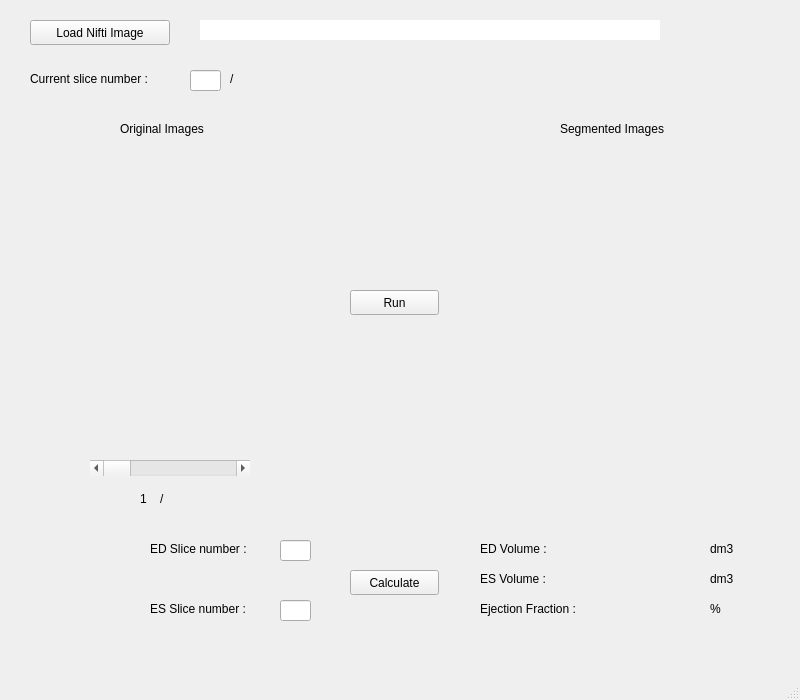
The window that mainwindow.ui (akhawaja2014/MIA_lv_seg) describes before a commit, drawn with Qt 5.
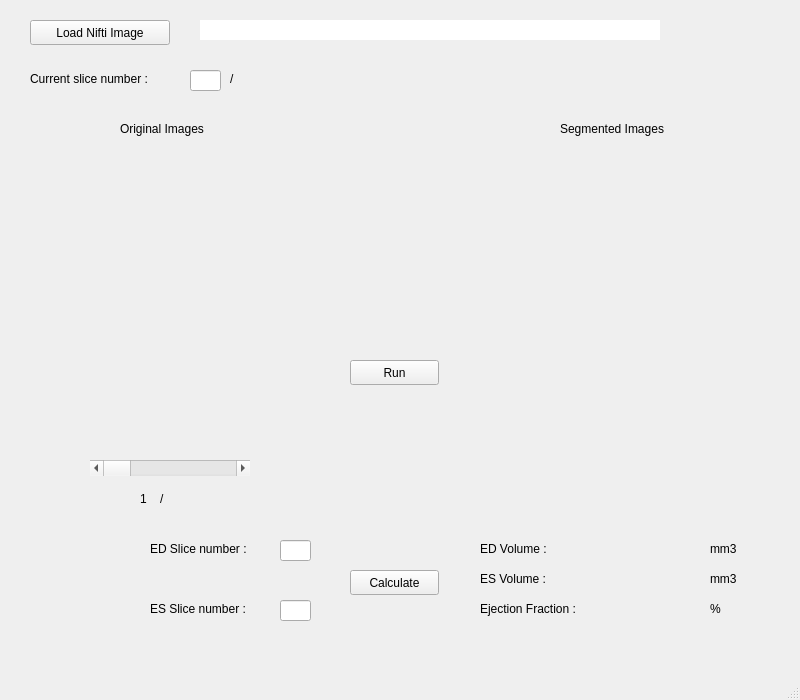
The same window after the commit.

Diff of the .ui file:
```diff
--- a/mainwindow.ui
+++ b/mainwindow.ui
@@ -132,7 +132,7 @@
     <property name="geometry">
      <rect>
       <x>350</x>
-      <y>290</y>
+      <y>360</y>
       <width>89</width>
       <height>25</height>
      </rect>
@@ -359,7 +359,7 @@
      </rect>
     </property>
     <property name="text">
-     <string>dm3</string>
+     <string>mm3</string>
     </property>
    </widget>
    <widget class="QLabel" name="label_12">
@@ -372,7 +372,7 @@
      </rect>
     </property>
     <property name="text">
-     <string>dm3</string>
+     <string>mm3</string>
     </property>
    </widget>
    <widget class="QLabel" name="label_13">
```
Left out of the diff: 13 changed lines with no effect on the pictures.
